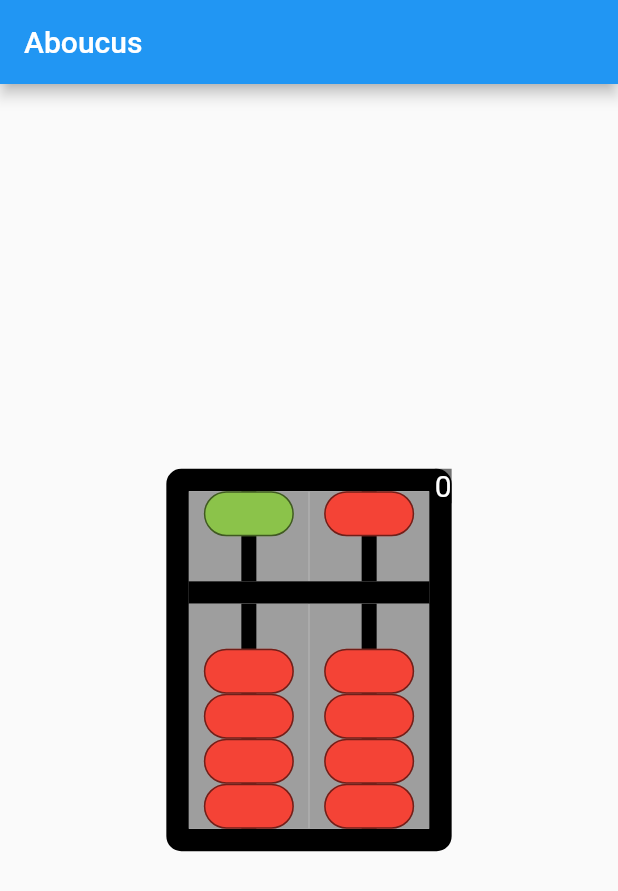
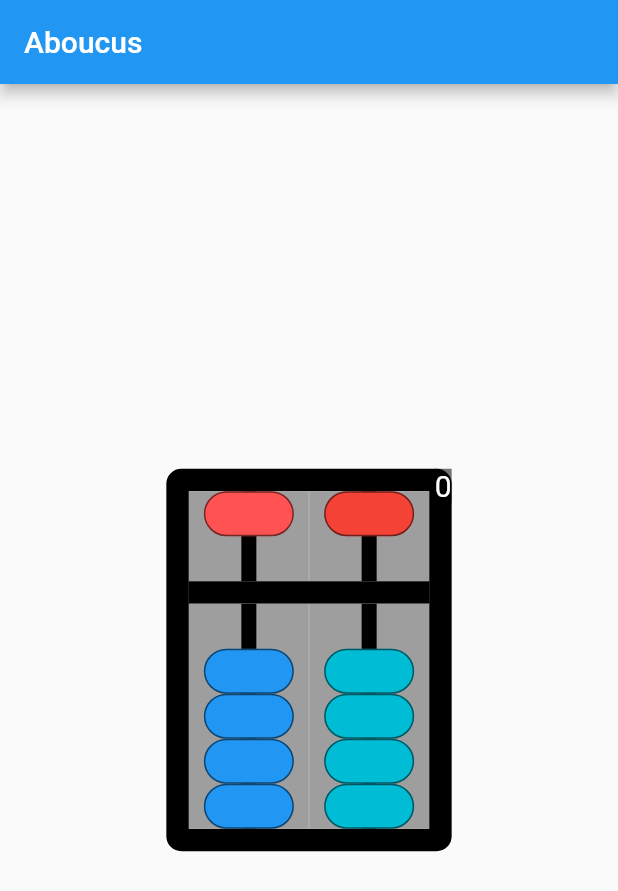
Before and after one commit to MTH96/abocus, a Flutter app: the screen it shows after launch, on a phone screen of 412 x 824 dp. Shown: the top 891 px of the screen. Run offline on Flutter 3.47's test engine with Material 2 defaults, Android fonts, the phone set to English and light mode, and no system bars.

Commit message:
change the disk colo

```diff
--- a/lib/widgets/ abocus_bottom_column.dart
+++ b/lib/widgets/ abocus_bottom_column.dart
@@ -33,7 +33,7 @@ class _AbocusBottomColumnState extends State<AbocusBottomColumn> {
         left: 5,
         child: GestureDetector(
           child: Disk(
-            colour: Colors.red,
+            colour: widget.color,
           ),
           onVerticalDragStart: (details) {
             posDyStart[index - 1] = details.localPosition.dy;
--- a/lib/widgets/abocus.dart
+++ b/lib/widgets/abocus.dart
@@ -76,7 +76,7 @@ class _AbocusState extends State<Abocus> {
                   AbocusTopColumn(
                     getvalues,
                     3,
-                    color: Colors.lightGreen,
+                    color: Colors.redAccent,
                   ),
                   AbocusTopColumn(
                     getvalues,
@@ -100,7 +100,7 @@ class _AbocusState extends State<Abocus> {
                   AbocusBottomColumn(
                     getvalues,
                     0,
-                    color: Colors.lightBlue,
+                    color: Colors.cyan,
                   )
                 ],
               ),
```
